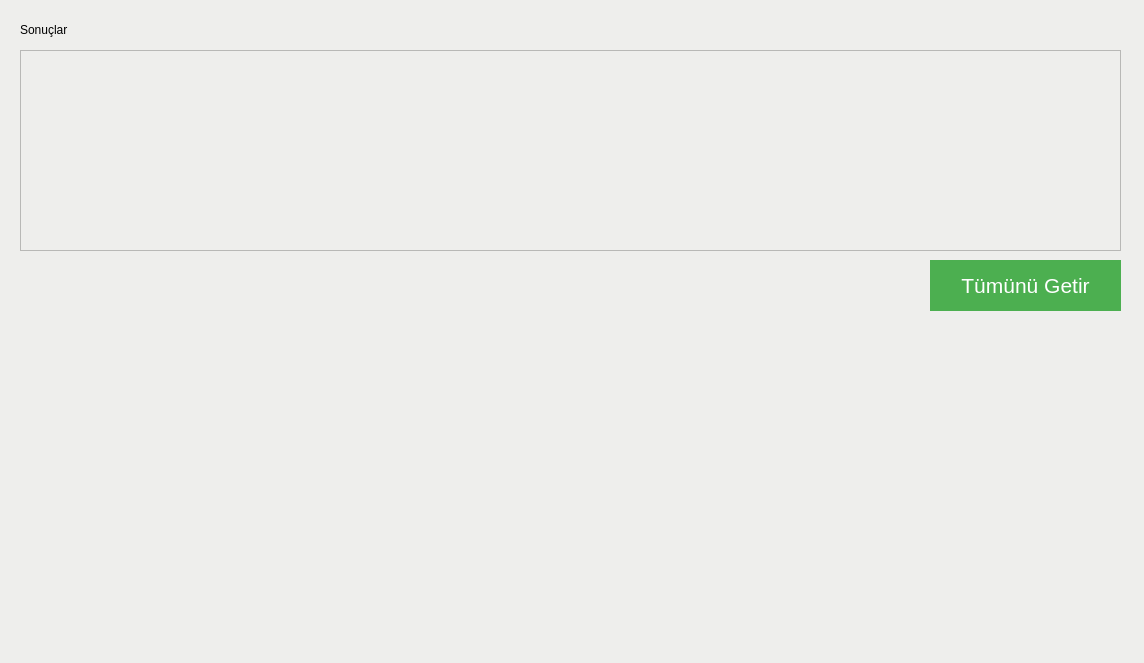
This is mainwindow.ui in taner-dll/qt_cpp_sample_application as Qt 5 draws it before an edit. The edited form follows.
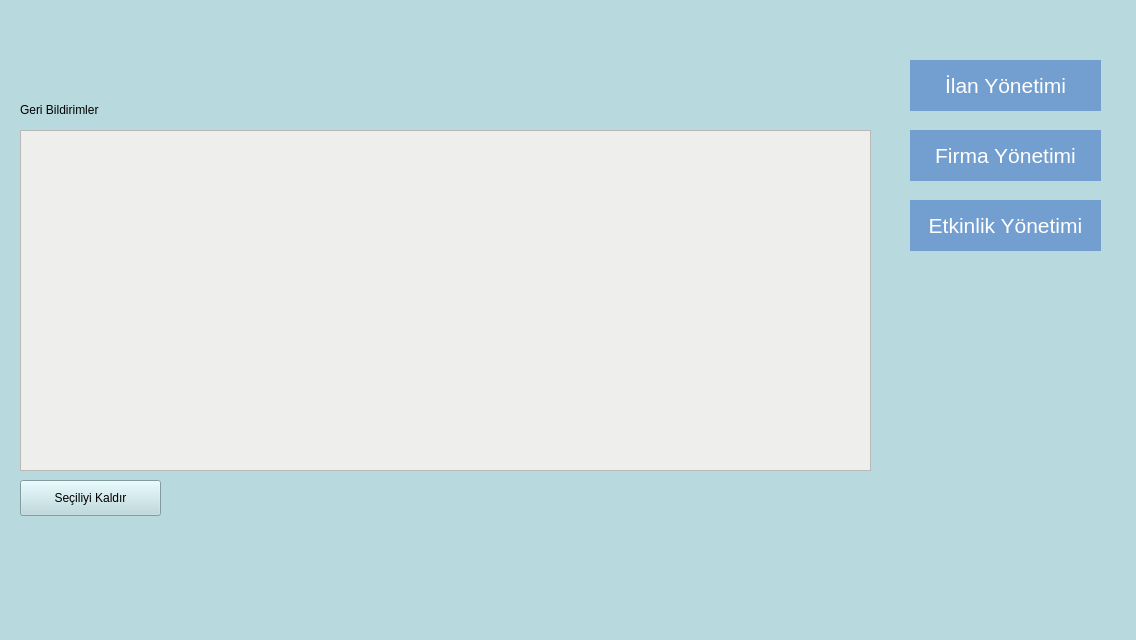
This is the edited form.

Commit message: QTableView hide row

```diff
--- a/mainwindow.ui
+++ b/mainwindow.ui
@@ -2,39 +2,29 @@
 <ui version="4.0">
  <class>MainWindow</class>
  <widget class="QMainWindow" name="MainWindow">
+  <property name="enabled">
+   <bool>true</bool>
+  </property>
   <property name="geometry">
    <rect>
     <x>0</x>
     <y>0</y>
-    <width>1144</width>
-    <height>663</height>
+    <width>1136</width>
+    <height>640</height>
    </rect>
   </property>
   <property name="windowTitle">
    <string>MainWindow</string>
   </property>
   <property name="styleSheet">
-   <string notr="true">background: rgb(238, 238, 236)</string>
+   <string notr="true">background: rgb(184, 217, 221)</string>
   </property>
   <widget class="QWidget" name="centralwidget">
-   <widget class="QTableView" name="tableView1">
-    <property name="geometry">
-     <rect>
-      <x>20</x>
-      <y>50</y>
-      <width>1101</width>
-      <height>201</height>
-     </rect>
-    </property>
-    <property name="styleSheet">
-     <string notr="true"/>
-    </property>
-   </widget>
    <widget class="QPushButton" name="pushButton_2">
     <property name="geometry">
      <rect>
-      <x>930</x>
-      <y>260</y>
+      <x>910</x>
+      <y>60</y>
       <width>191</width>
       <height>51</height>
      </rect>
@@ -46,7 +36,7 @@
      <string notr="true">
 QPushButton
 {
-  background-color: #4CAF50; /* Green */
+background-color: rgb(114, 159, 207);
 border: none;
 color: white;
 font-size: 16pt;
@@ -58,20 +48,106 @@
 }</string>
     </property>
     <property name="text">
-     <string>Tümünü Getir</string>
+     <string>İlan Yönetimi</string>
+    </property>
+   </widget>
+   <widget class="QPushButton" name="pushButton_3">
+    <property name="geometry">
+     <rect>
+      <x>910</x>
+      <y>130</y>
+      <width>191</width>
+      <height>51</height>
+     </rect>
+    </property>
+    <property name="cursor">
+     <cursorShape>PointingHandCursor</cursorShape>
+    </property>
+    <property name="styleSheet">
+     <string notr="true">QPushButton
+{
+background-color: rgb(114, 159, 207);
+border: none;
+color: white;
+font-size: 16pt;
+}
+
+QPushButton:hover:!pressed
+{
+  border: 1px solid rgb(52, 101, 164);
+}</string>
+    </property>
+    <property name="text">
+     <string>Firma Yönetimi</string>
+    </property>
+   </widget>
+   <widget class="QPushButton" name="pushButton_4">
+    <property name="geometry">
+     <rect>
+      <x>910</x>
+      <y>200</y>
+      <width>191</width>
+      <height>51</height>
+     </rect>
+    </property>
+    <property name="cursor">
+     <cursorShape>PointingHandCursor</cursorShape>
+    </property>
+    <property name="styleSheet">
+     <string notr="true">QPushButton
+{
+background-color: rgb(114, 159, 207);
+border: none;
+color: white;
+font-size: 16pt;
+}
+
+QPushButton:hover:!pressed
+{
+  border: 1px solid rgb(52, 101, 164);
+}</string>
+    </property>
+    <property name="text">
+     <string>Etkinlik Yönetimi</string>
+    </property>
+   </widget>
+   <widget class="QTableView" name="tableView">
+    <property name="geometry">
+     <rect>
+      <x>20</x>
+      <y>130</y>
+      <width>851</width>
+      <height>341</height>
+     </rect>
+    </property>
+    <property name="styleSheet">
+     <string notr="true">background: rgb(238, 238, 236)</string>
     </property>
    </widget>
    <widget class="QLabel" name="label">
     <property name="geometry">
      <rect>
       <x>20</x>
-      <y>20</y>
-      <width>67</width>
+      <y>100</y>
+      <width>121</width>
       <height>19</height>
      </rect>
     </property>
     <property name="text">
-     <string>Sonuçlar</string>
+     <string>Geri Bildirimler</string>
+    </property>
+   </widget>
+   <widget class="QPushButton" name="pushButton">
+    <property name="geometry">
+     <rect>
+      <x>20</x>
+      <y>480</y>
+      <width>141</width>
+      <height>36</height>
+     </rect>
+    </property>
+    <property name="text">
+     <string>Seçiliyi Kaldır</string>
     </property>
    </widget>
   </widget>
```
Left out of the diff: 4 changed lines with no effect on the pictures. The commit also changes 5 other files.
